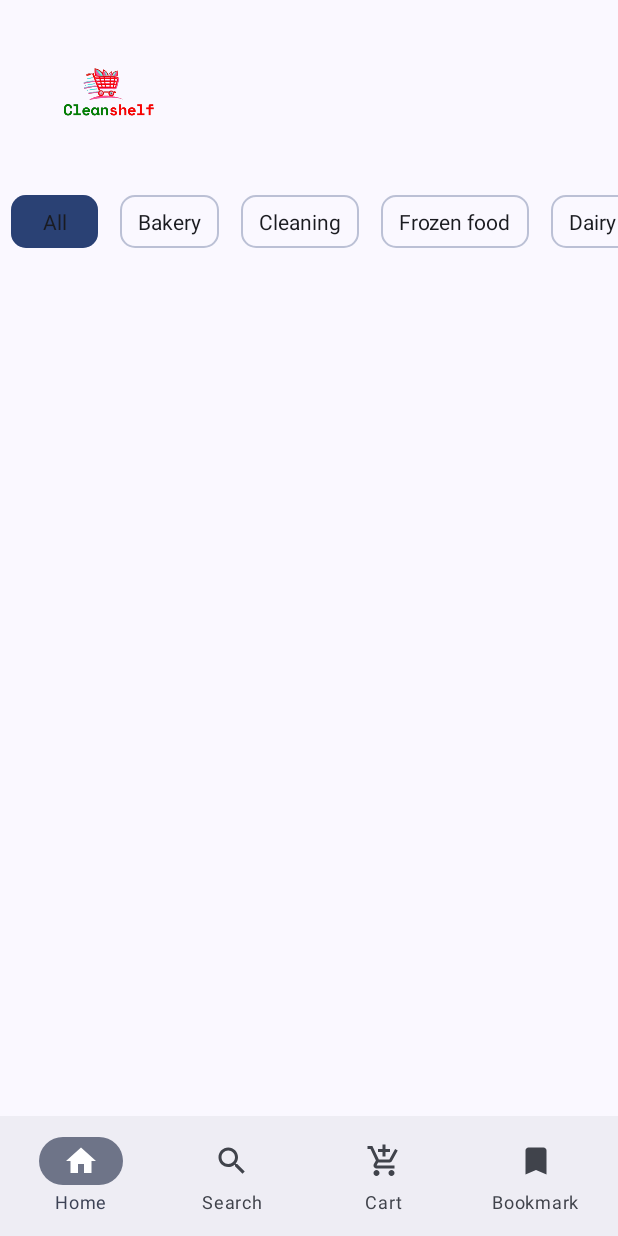
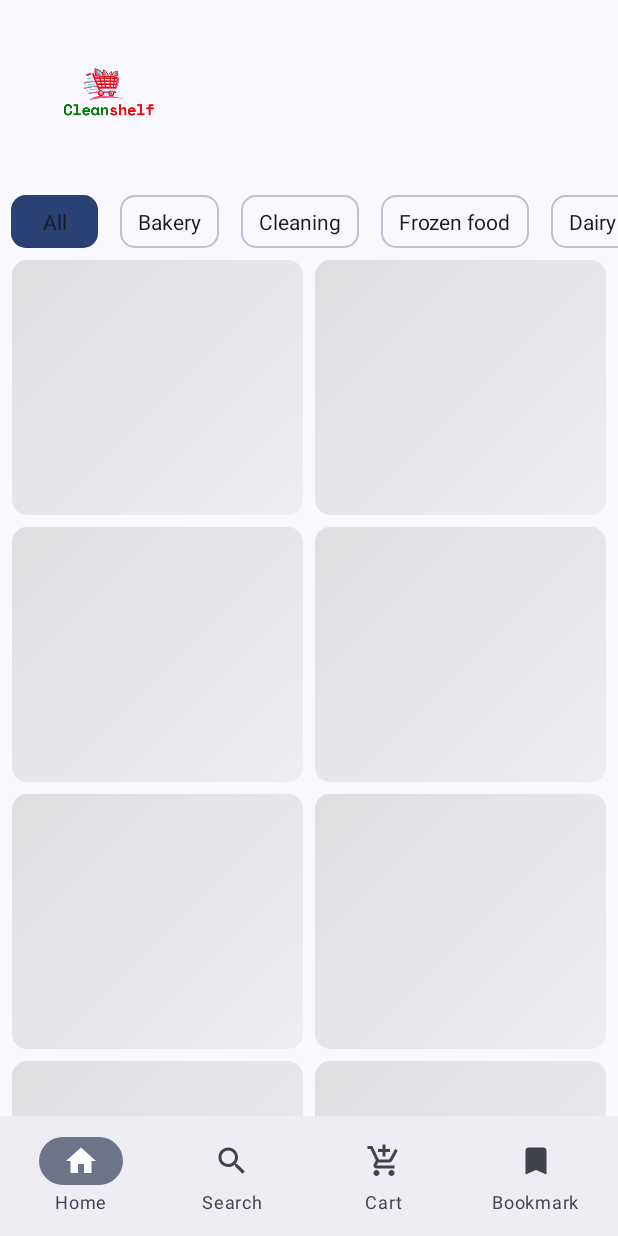
Before and after one commit to ZackGithui/Cleanshelf, an Android app built with Jetpack Compose: the screen it shows after launch (MainActivity), on a phone screen of 412 x 824 dp. Run offline under Robolectric (Android 15) with nearby library versions, the phone set to English and light mode, and no system bars; our stand-ins replace Dagger/Hilt's generated code, Firebase (no records; nobody signed in at launch, a user with empty details on screens opened directly), Room's generated code, livedata-compose; Roboto replaces fonts that are not available here; 2 statements that could not run were skipped.

Commit message:
shimmer effect

```diff
--- a/app/src/main/java/com/example/cleanshelf/presentation/homeScreen/HomeScreen.kt
+++ b/app/src/main/java/com/example/cleanshelf/presentation/homeScreen/HomeScreen.kt
@@ -7,7 +7,6 @@ import androidx.compose.foundation.layout.Column
 import androidx.compose.foundation.layout.PaddingValues
 import androidx.compose.foundation.layout.fillMaxSize
 import androidx.compose.foundation.layout.fillMaxWidth
-import androidx.compose.foundation.layout.padding
 import androidx.compose.foundation.lazy.grid.GridCells
 import androidx.compose.foundation.lazy.grid.LazyVerticalGrid
 import androidx.compose.foundation.lazy.grid.items
@@ -28,6 +27,7 @@ import androidx.navigation.compose.rememberNavController
 import com.example.cleanshelf.presentation.bookMarks.BookMarksViewModel
 import com.example.cleanshelf.presentation.homeScreen.components.CategoryTab
 import com.example.cleanshelf.presentation.homeScreen.components.ProductsCard
+import com.example.cleanshelf.presentation.homeScreen.components.ShimmerScreen
 import com.example.cleanshelf.presentation.homeScreen.components.TopPart
 import com.example.cleanshelf.presentation.navigation.AppScreens
 import kotlinx.coroutines.launch
@@ -41,8 +41,6 @@ fun HomeScreen(
 ) {
     val homeScreenState = homeScreenViewmodel.HomeScreenState.collectAsStateWithLifecycle().value
     val isFavourite = bookMarksViewModel.isFavourite.observeAsState().value
-
-
 
 
     val categories = listOf(
@@ -91,6 +89,8 @@ fun HomeScreen(
             "pantry staples" -> homeScreenState.pantryStaples
             else -> homeScreenState.all
         }
+
+
         HorizontalPager(state = pagerState) {
             LazyVerticalGrid(
                 columns = GridCells.Fixed(2),
@@ -99,6 +99,12 @@ fun HomeScreen(
                 horizontalArrangement = Arrangement.spacedBy(8.dp),
                 verticalArrangement = Arrangement.spacedBy(8.dp)
             ) {
+                if (homeScreenState.isLoading) {
+                    items(8) {
+                        ShimmerScreen()
+
+                    }
+                } else {
                     items(productList) { data ->
                         Log.d(
                             TAG,
@@ -110,7 +116,7 @@ fun HomeScreen(
 
                         ProductsCard(
                             product = data,
-                        onSaveClicked = {bookMarksViewModel.toggleButton(data)},
+                            onSaveClicked = { bookMarksViewModel.toggleButton(data) },
                             onProductItemClicked = { productId ->
                                 navController.navigate(
                                     AppScreens.DetailScreen.createRoute(productId)
@@ -123,9 +129,8 @@ fun HomeScreen(
 
             }
 
-
         }
-
+    }
 }
 
 
--- /dev/null
+++ b/app/src/main/java/com/example/cleanshelf/presentation/homeScreen/components/ShimmerEffect.kt
@@ -0,0 +1,87 @@
+package com.example.cleanshelf.presentation.homeScreen.components
+
+import androidx.compose.animation.core.FastOutSlowInEasing
+import androidx.compose.animation.core.RepeatMode
+import androidx.compose.animation.core.animateFloat
+import androidx.compose.animation.core.infiniteRepeatable
+import androidx.compose.animation.core.rememberInfiniteTransition
+import androidx.compose.animation.core.tween
+import androidx.compose.foundation.background
+import androidx.compose.foundation.layout.Arrangement
+import androidx.compose.foundation.layout.Column
+import androidx.compose.foundation.layout.PaddingValues
+import androidx.compose.foundation.layout.Spacer
+import androidx.compose.foundation.layout.fillMaxSize
+import androidx.compose.foundation.layout.padding
+import androidx.compose.foundation.layout.size
+import androidx.compose.foundation.lazy.grid.GridCells
+import androidx.compose.foundation.lazy.grid.LazyVerticalGrid
+import androidx.compose.foundation.shape.RoundedCornerShape
+import androidx.compose.runtime.Composable
+import androidx.compose.ui.Modifier
+import androidx.compose.ui.draw.clip
+import androidx.compose.ui.geometry.Offset
+import androidx.compose.ui.graphics.Brush
+import androidx.compose.ui.graphics.Color
+import androidx.compose.ui.tooling.preview.Preview
+import androidx.compose.ui.unit.dp
+
+@Composable
+fun ShimmerScreen() {
+    val shimmerColors = listOf(
+        Color.LightGray.copy(0.6f),
+        Color.LightGray.copy(0.2f),
+        Color.LightGray.copy(0.6f),
+    )
+
+    val animation = rememberInfiniteTransition()
+    val animateTransition = animation.animateFloat(
+        initialValue = 0f,
+        targetValue = 1000f,
+        animationSpec = infiniteRepeatable(
+            animation = tween(
+                durationMillis = 1000,
+                easing = FastOutSlowInEasing
+            ),
+            repeatMode = RepeatMode.Reverse
+        )
+    )
+
+    val brush = Brush.linearGradient(
+        colors = shimmerColors,
+        start = Offset.Zero,
+        end = Offset(x = animateTransition.value, y = animateTransition.value)
+
+    )
+    ShimmerObject(brush = brush)
+
+
+}
+
+
+@Composable
+fun ShimmerObject(brush: Brush) {
+    Spacer(
+        modifier = Modifier
+            .size(height = 170.dp, width = 100.dp)
+            .clip(RoundedCornerShape(10.dp))
+            .background(brush)
+    )
+}
+
+
+@Preview
+@Composable
+private fun ShimmerScreenPrev() {
+    ShimmerObject(
+        brush = Brush.linearGradient(
+            colors = listOf(
+                Color.LightGray.copy(0.7f),
+                Color.LightGray.copy(0.2f),
+                Color.LightGray.copy(0.7f)
+            )
+        )
+    )
+
+
+}
```
Lines whose indentation alone changed are shown as unchanged.
